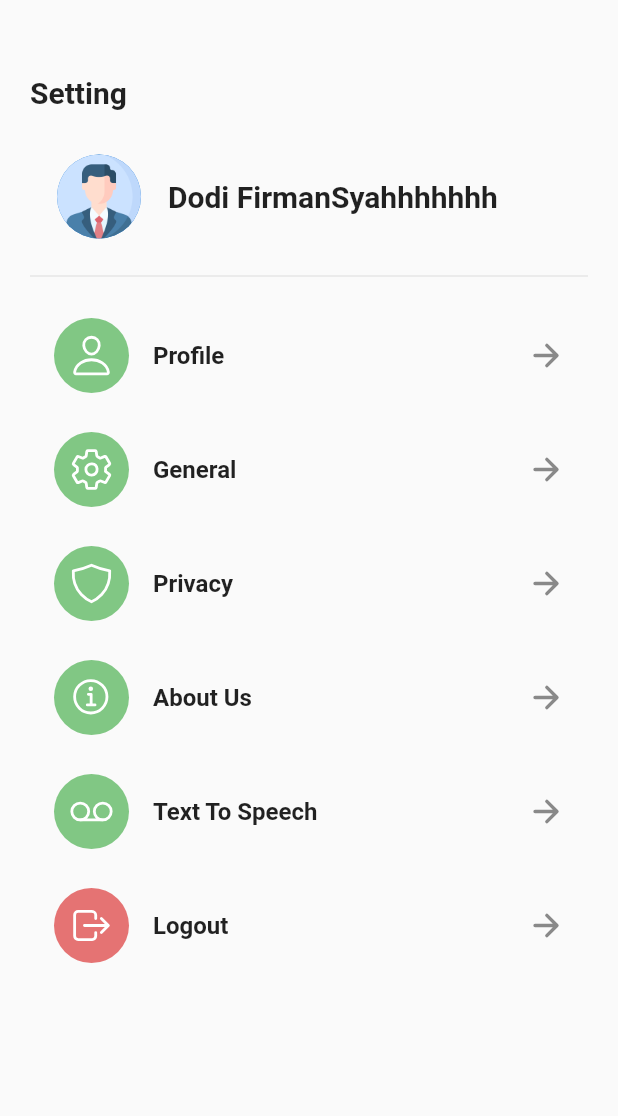
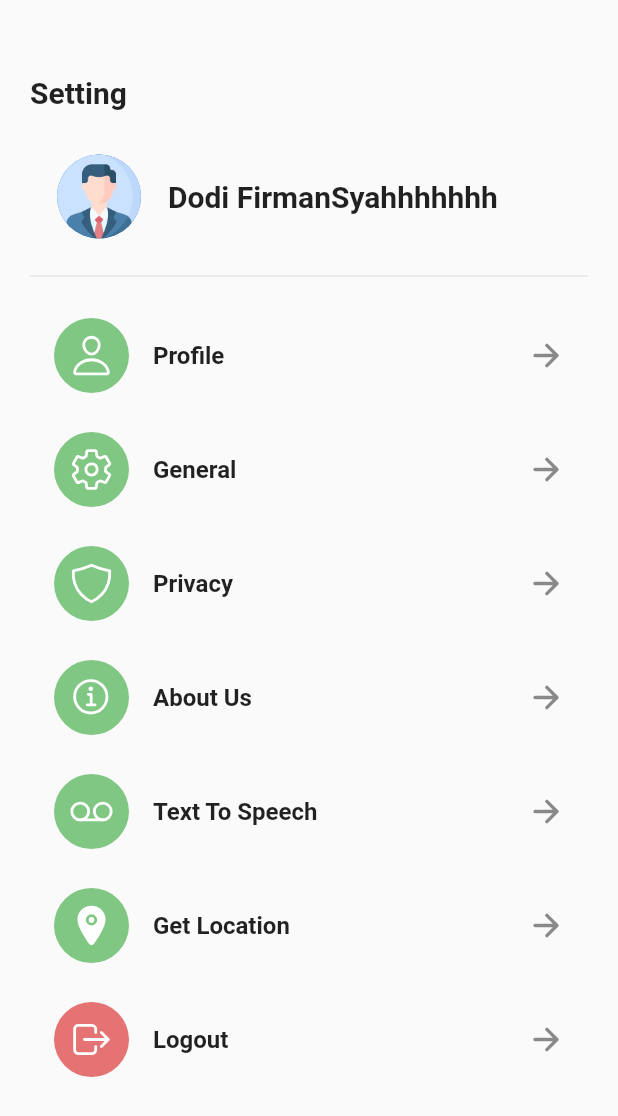
Before and after one commit to alexisngaing/ugd-d-4-hospital, a Flutter app: the SettingView widget shown alone on an empty page, opened directly, on a phone screen of 412 x 824 dp. Shown: the top 1116 px of the screen. Run offline on Flutter 3.47's test engine with Material 2 defaults, Android fonts, the phone set to English and light mode, and no system bars; our stand-ins replace flutter_tts, fluttertoast, geocoding, geolocator, grouped_list, ionicons and 3 more; accounts and stored records are empty; Roboto replaces fonts that are missing (Poppins).

Commit message:
Update GeoLocation

```diff
--- a/lib/View/home.dart
+++ b/lib/View/home.dart
@@ -1,7 +1,7 @@
 import 'package:flutter/material.dart';
 import 'package:ionicons/ionicons.dart';
 import 'package:ugd_4_hospital/View/pasienPage.dart';
-import 'package:ugd_4_hospital/View/grid.dart';
+
 import 'package:ugd_4_hospital/View/chat.dart';
 import 'package:ugd_4_hospital/View/setting.dart';
 
@@ -47,8 +47,6 @@ class _HomePageState extends State<HomePage> {
 
   Widget _buildBody() {
     switch (_selectedIndex) {
-      case 0:
-        return const GridWidget();
       case 1:
         return const Center(
           child: ChatPage(),
--- a/lib/View/setting.dart
+++ b/lib/View/setting.dart
@@ -4,6 +4,7 @@ import 'package:ugd_4_hospital/View/login.dart';
 import 'package:ugd_4_hospital/View/profile_kelompok.dart';
 import 'package:ugd_4_hospital/View/profile.dart';
 import 'package:ugd_4_hospital/View/TextSpeech/textSpeechPage.dart';
+import 'package:ugd_4_hospital/View/GeoLocation/geoLocationPage.dart';
 
 class SettingView extends StatelessWidget {
   const SettingView({super.key});
@@ -35,6 +36,11 @@ class SettingView extends StatelessWidget {
   void _navigateToTTS(BuildContext context) {
     Navigator.of(context).push(
         MaterialPageRoute(builder: (context) => const TextToSpeechPage()));
+  }
+
+  void _navigateToGeoLocation(BuildContext context) {
+    Navigator.of(context)
+        .push(MaterialPageRoute(builder: (context) => const GeoLocationPage()));
   }
 
   @override
@@ -201,6 +207,33 @@ class SettingView extends StatelessWidget {
             const SizedBox(height: 20),
             ListTile(
               onTap: () {
+                _navigateToGeoLocation(context);
+              },
+              leading: Container(
+                padding: const EdgeInsets.all(10),
+                decoration: BoxDecoration(
+                  color: Colors.green.shade300,
+                  shape: BoxShape.circle,
+                ),
+                child: const Icon(
+                  Ionicons.location,
+                  color: Colors.white,
+                  size: 30,
+                ),
+              ),
+              title: const Text(
+                'Get Location',
+                style: TextStyle(
+                  fontWeight: FontWeight.bold,
+                  fontFamily: 'Poppins',
+                  fontSize: 16,
+                ),
+              ),
+              trailing: const Icon(Ionicons.arrow_forward_outline),
+            ),
+            const SizedBox(height: 20),
+            ListTile(
+              onTap: () {
                 _navigateToLogin(context);
               },
               leading: Container(
--- a/lib/data/dataKelompok.dart
+++ b/lib/data/dataKelompok.dart
@@ -23,4 +23,15 @@ const isi = [
     programStudi: 'Informatika',
     npm: 210711202,
   ),
+  Kelompok(
+    id: '3',
+    profile: 'images/AAA.jpeg',
+    nama: 'Axel',
+    gender: 'M',
+    email: 'Axel@gmail.com',
+    umur: 20,
+    universitas: 'Atma Jaya Yogyakarta',
+    programStudi: 'Informatika',
+    npm: 210711114,
+  ),
 ];
--- a/pubspec.yaml
+++ b/pubspec.yaml
@@ -22,6 +22,9 @@ dependencies:
   shared_preferences: ^2.0.6
   sqflite: ^2.2.6
   url_launcher: ^6.1.10
+  sensors_plus: ^3.1.0
+  geolocator: ^10.1.0
+  geocoding: ^2.0.4
 
 dev_dependencies:
   flutter_lints: ^2.0.0
```
Also changed, not shown: lib/View/GeoLocation/geoLocationPage.dart (added, +78 -0 lines), lib/View/grid.dart (deleted, +0 -45 lines), images/AAA.jpeg (added), pubspec.lock, 6 other files.
